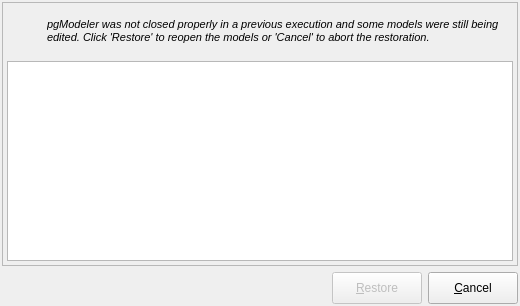
pgmodeler/pgmodeler, file libpgmodeler_ui/ui/modelrestorationform.ui: the form before one commit.
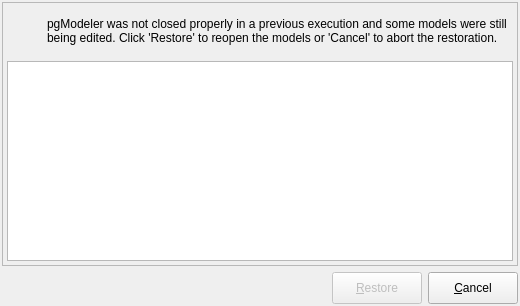
The form after the commit. Icons and pictures are not drawn.

```diff
--- a/libpgmodeler_ui/ui/modelrestorationform.ui
+++ b/libpgmodeler_ui/ui/modelrestorationform.ui
@@ -146,9 +146,8 @@
           <widget class="QLabel" name="label_3">
            <property name="font">
             <font>
-             <pointsize>8</pointsize>
              <weight>50</weight>
-             <italic>true</italic>
+             <italic>false</italic>
              <bold>false</bold>
              <underline>false</underline>
              <strikeout>false</strikeout>
```
